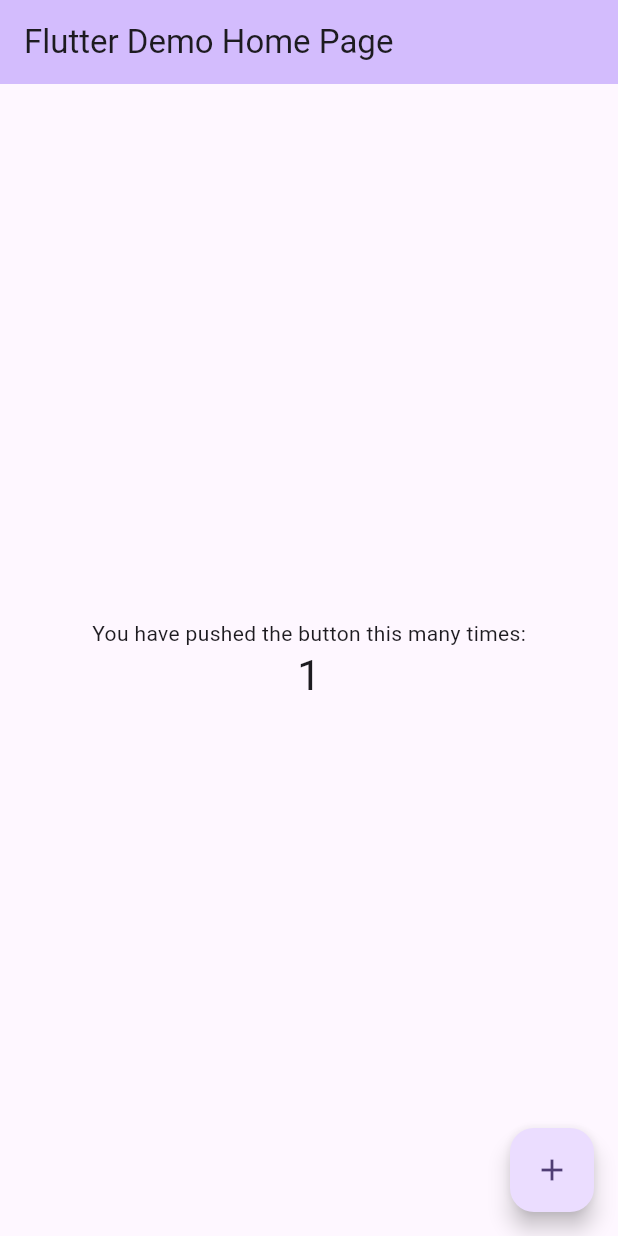
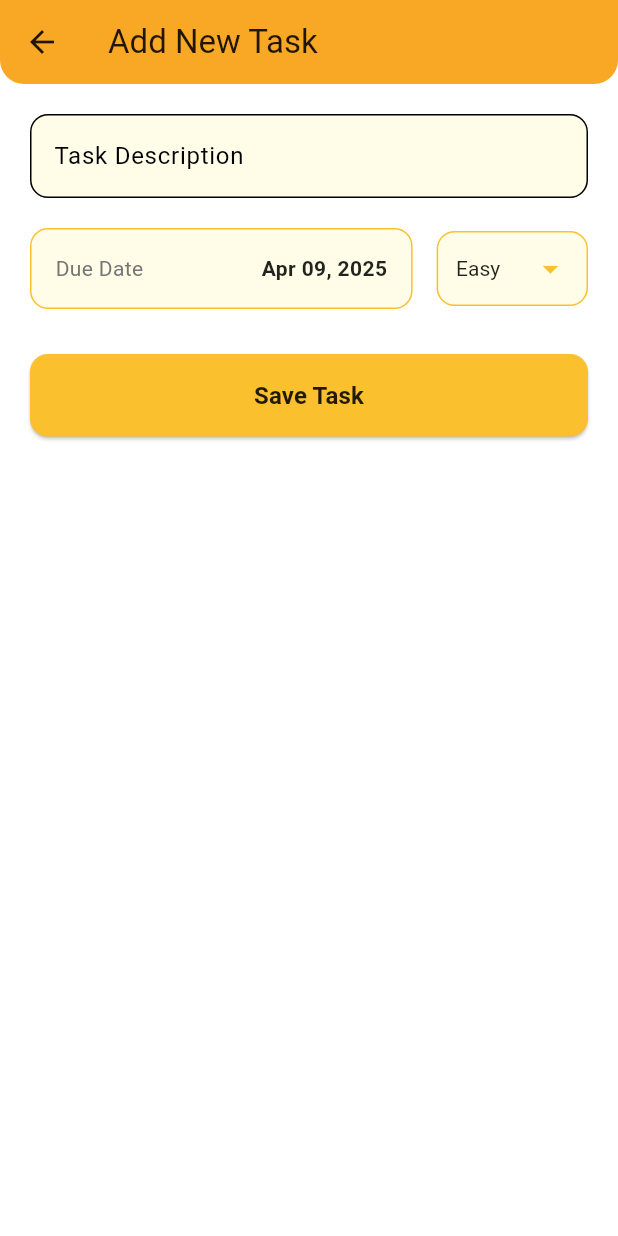
Before and after one commit to Unchained0822/LearnEase, a Flutter app: the screen it shows after launch, after a tap on the "add" icon, on a phone screen of 412 x 824 dp. Run offline on Flutter 3.47's test engine with Material 3 defaults, Android fonts, the phone set to English and light mode, and no system bars; our stand-ins replace flutter_dotenv; network calls fail.

Commit message:
Initial App Prototype

```diff
--- a/lib/main.dart
+++ b/lib/main.dart
@@ -1,4 +1,6 @@
 import 'package:flutter/material.dart';
+import 'task_form.dart';
+import 'task_display.dart';
 
 void main() {
   runApp(const MyApp());
@@ -7,45 +9,42 @@ void main() {
 class MyApp extends StatelessWidget {
   const MyApp({super.key});
 
-  // This widget is the root of your application.
   @override
   Widget build(BuildContext context) {
     return MaterialApp(
-      title: 'Flutter Demo',
+      title: 'Task Manager',
       theme: ThemeData(
-        // This is the theme of your application.
-        //
-        // TRY THIS: Try running your application with "flutter run". You'll see
-        // the application has a purple toolbar. Then, without quitting the app,
-        // try changing the seedColor in the colorScheme below to Colors.green
-        // and then invoke "hot reload" (save your changes or press the "hot
-        // reload" button in a Flutter-supported IDE, or press "r" if you used
-        // the command line to start the app).
-        //
-        // Notice that the counter didn't reset back to zero; the application
-        // state is not lost during the reload. To reset the state, use hot
-        // restart instead.
-        //
-        // This works for code too, not just values: Most code changes can be
-        // tested with just a hot reload.
-        colorScheme: ColorScheme.fromSeed(seedColor: Colors.deepPurple),
+        colorScheme: ColorScheme.light(
+          primary: Colors.yellow[800]!,
+          secondary: Colors.yellow[800]!,
+          surface: Colors.white,
+        ),
+        appBarTheme: AppBarTheme(
+          backgroundColor: Colors.yellow[800],
+          foregroundColor: Colors.black87,
+          elevation: 0,
+          shape: const RoundedRectangleBorder(
+            borderRadius: BorderRadius.vertical(
+              bottom: Radius.circular(16),
+            ),
+          ),
+        ),
+        inputDecorationTheme: InputDecorationTheme(
+          border: OutlineInputBorder(
+            borderRadius: BorderRadius.circular(12),
+          ),
+          filled: true,
+          fillColor: Colors.yellow[50],
+        ),
+        useMaterial3: true,
       ),
-      home: const MyHomePage(title: 'Flutter Demo Home Page'),
+      home: const MyHomePage(title: 'Task Manager'),
     );
   }
 }
 
 class MyHomePage extends StatefulWidget {
   const MyHomePage({super.key, required this.title});
-
-  // This widget is the home page of your application. It is stateful, meaning
-  // that it has a State object (defined below) that contains fields that affect
-  // how it looks.
-
-  // This class is the configuration for the state. It holds the values (in this
-  // case the title) provided by the parent (in this case the App widget) and
-  // used by the build method of the State. Fields in a Widget subclass are
-  // always marked "final".
 
   final String title;
 
@@ -54,69 +53,89 @@ class MyHomePage extends StatefulWidget {
 }
 
 class _MyHomePageState extends State<MyHomePage> {
-  int _counter = 0;
+  List<Map<String, dynamic>> _tasks = [];
 
-  void _incrementCounter() {
+  void _addNewTask(String task, DateTime date, String difficulty) {
     setState(() {
-      // This call to setState tells the Flutter framework that something has
-      // changed in this State, which causes it to rerun the build method below
-      // so that the display can reflect the updated values. If we changed
-      // _counter without calling setState(), then the build method would not be
-      // called again, and so nothing would appear to happen.
-      _counter++;
+      _tasks.add({
+        'id': DateTime.now().toString(), // Unique identifier
+        'task': task,
+        'date': date,
+        'difficulty': difficulty,
+      });
     });
+  }
+
+  void _reorderTasks(int oldIndex, int newIndex) {
+    setState(() {
+      if (oldIndex < newIndex) {
+        newIndex -= 1;
+      }
+      final task = _tasks.removeAt(oldIndex);
+      _tasks.insert(newIndex, task);
+    });
+  }
+
+  Future<void> _navigateToAddTask() async {
+    await Navigator.push(
+      context,
+      MaterialPageRoute(
+        builder: (context) => Scaffold(
+          appBar: AppBar(title: const Text('Add New Task')),
+          body: TaskForm(onAddTask: _addNewTask),
+        ),
+      ),
+    );
   }
 
   @override
   Widget build(BuildContext context) {
-    // This method is rerun every time setState is called, for instance as done
-    // by the _incrementCounter method above.
-    //
-    // The Flutter framework has been optimized to make rerunning build methods
-    // fast, so that you can just rebuild anything that needs updating rather
-    // than having to individually change instances of widgets.
     return Scaffold(
       appBar: AppBar(
-        // TRY THIS: Try changing the color here to a specific color (to
-        // Colors.amber, perhaps?) and trigger a hot reload to see the AppBar
-        // change color while the other colors stay the same.
-        backgroundColor: Theme.of(context).colorScheme.inversePrimary,
-        // Here we take the value from the MyHomePage object that was created by
-        // the App.build method, and use it to set our appbar title.
         title: Text(widget.title),
+        actions: [
+          IconButton(
+            icon: const Icon(Icons.add),
+            onPressed: _navigateToAddTask,
+          ),
+        ],
       ),
-      body: Center(
-        // Center is a layout widget. It takes a single child and positions it
-        // in the middle of the parent.
-        child: Column(
-          // Column is also a layout widget. It takes a list of children and
-          // arranges them vertically. By default, it sizes itself to fit its
-          // children horizontally, and tries to be as tall as its parent.
-          //
-          // Column has various properties to control how it sizes itself and
-          // how it positions its children. Here we use mainAxisAlignment to
-          // center the children vertically; the main axis here is the vertical
-          // axis because Columns are vertical (the cross axis would be
-          // horizontal).
-          //
-          // TRY THIS: Invoke "debug painting" (choose the "Toggle Debug Paint"
-          // action in the IDE, or press "p" in the console), to see the
-          // wireframe for each widget.
-          mainAxisAlignment: MainAxisAlignment.center,
-          children: <Widget>[
-            const Text('You have pushed the button this many times:'),
-            Text(
-              '$_counter',
-              style: Theme.of(context).textTheme.headlineMedium,
-            ),
-          ],
-        ),
+      body: Container(
+        color: Colors.white,
+        child: _tasks.isEmpty
+            ? Center(
+          child: Column(
+            mainAxisAlignment: MainAxisAlignment.center,
+            children: [
+              Icon(
+                Icons.task_alt,
+                size: 64,
+                color: Colors.yellow[800],
+              ),
+              const SizedBox(height: 16),
+              const Text(
+                'No tasks yet',
+                style: TextStyle(fontSize: 18),
+              ),
+              const SizedBox(height: 8),
+              ElevatedButton(
+                onPressed: _navigateToAddTask,
+                style: ElevatedButton.styleFrom(
+                  backgroundColor: Colors.yellow[800],
+                  foregroundColor: Colors.black87,
+                ),
+                child: const Text('Add First Task'),
+              ),
+            ],
+          ),
+        )
+            : TaskDisplay(tasks: _tasks, onReorder: _reorderTasks),
       ),
       floatingActionButton: FloatingActionButton(
-        onPressed: _incrementCounter,
-        tooltip: 'Increment',
-        child: const Icon(Icons.add),
-      ), // This trailing comma makes auto-formatting nicer for build methods.
+        backgroundColor: Colors.yellow[800],
+        onPressed: _navigateToAddTask,
+        child: const Icon(Icons.add, color: Colors.black87),
+      ),
     );
   }
 }
--- /dev/null
+++ b/lib/task_form.dart
@@ -0,0 +1,159 @@
+import 'package:flutter/material.dart';
+import 'package:intl/intl.dart';
+
+class TaskForm extends StatefulWidget {
+  final Function(String, DateTime, String) onAddTask;
+  final Map<String, dynamic>? initialTask;
+
+  const TaskForm({Key? key, required this.onAddTask, this.initialTask}) : super(key: key);
+
+  @override
+  _TaskFormState createState() => _TaskFormState();
+}
+
+class _TaskFormState extends State<TaskForm> {
+  final _formKey = GlobalKey<FormState>();
+  late TextEditingController _taskController;
+  late DateTime _selectedDate;
+  late String _selectedDifficulty;
+
+  @override
+  void initState() {
+    super.initState();
+    _taskController = TextEditingController(text: widget.initialTask?['task'] ?? '');
+    _selectedDate = widget.initialTask?['date'] ?? DateTime.now();
+    _selectedDifficulty = widget.initialTask?['difficulty'] ?? 'Easy';
+  }
+
+  Future<void> _selectDate(BuildContext context) async {
+    final DateTime? picked = await showDatePicker(
+      context: context,
+      initialDate: _selectedDate,
+      firstDate: DateTime.now(),
+      lastDate: DateTime(2100),
+    );
+    if (picked != null && picked != _selectedDate) {
+      setState(() {
+        _selectedDate = picked;
+      });
+    }
+  }
+
+  @override
+  Widget build(BuildContext context) {
+    return Form(
+      key: _formKey,
+      child: Padding(
+        padding: const EdgeInsets.all(20),
+        child: Column(
+          crossAxisAlignment: CrossAxisAlignment.stretch,
+          children: [
+            TextFormField(
+              controller: _taskController,
+              decoration: InputDecoration(
+                labelText: 'Task Description',
+                border: OutlineInputBorder(
+                  borderRadius: BorderRadius.circular(12),
+                ),
+                filled: true,
+                fillColor: Colors.yellow[50],
+              ),
+              validator: (value) {
+                if (value == null || value.isEmpty) {
+                  return 'Please enter a task';
+                }
+                return null;
+              },
+            ),
+            const SizedBox(height: 20),
+            Row(
+              children: [
+                Expanded(
+                  child: InkWell(
+                    onTap: () => _selectDate(context),
+                    child: Container(
+                      padding: const EdgeInsets.all(16),
+                      decoration: BoxDecoration(
+                        color: Colors.yellow[50],
+                        borderRadius: BorderRadius.circular(12),
+                        border: Border.all(color: Colors.yellow[700]!),
+                      ),
+                      child: Row(
+                        mainAxisAlignment: MainAxisAlignment.spaceBetween,
+                        children: [
+                          Text(
+                            'Due Date',
+                            style: TextStyle(color: Colors.grey[600]),
+                          ),
+                          Text(
+                            DateFormat('MMM dd, yyyy').format(_selectedDate),
+                            style: const TextStyle(
+                              fontWeight: FontWeight.bold,
+                              color: Colors.black87,
+                            ),
+                          ),
+                        ],
+                      ),
+                    ),
+                  ),
+                ),
+                const SizedBox(width: 16),
+                Container(
+                  padding: const EdgeInsets.symmetric(horizontal: 12),
+                  decoration: BoxDecoration(
+                    color: Colors.yellow[50],
+                    borderRadius: BorderRadius.circular(12),
+                    border: Border.all(color: Colors.yellow[700]!),
+                  ),
+                  child: DropdownButton<String>(
+                    value: _selectedDifficulty,
+                    underline: Container(),
+                    icon: Icon(Icons.arrow_drop_down, color: Colors.yellow[700]),
+                    style: const TextStyle(color: Colors.black87),
+                    onChanged: (String? newValue) {
+                      setState(() {
+                        _selectedDifficulty = newValue!;
+                      });
+                    },
+                    items: <String>['Easy', 'Medium', 'Hard']
+                        .map<DropdownMenuItem<String>>((String value) {
+                      return DropdownMenuItem<String>(
+                        value: value,
+                        child: Text(value),
+                      );
+                    }).toList(),
+                  ),
+                ),
+              ],
+            ),
+            const SizedBox(height: 30),
+            ElevatedButton(
+              style: ElevatedButton.styleFrom(
+                backgroundColor: Colors.yellow[700],
+                foregroundColor: Colors.black87,
+                shape: RoundedRectangleBorder(
+                  borderRadius: BorderRadius.circular(12),
+                ),
+                padding: const EdgeInsets.symmetric(vertical: 16),
+              ),
+              onPressed: () {
+                if (_formKey.currentState!.validate()) {
+                  widget.onAddTask(
+                    _taskController.text,
+                    _selectedDate,
+                    _selectedDifficulty,
+                  );
+                  Navigator.pop(context);
+                }
+              },
+              child: const Text(
+                'Save Task',
+                style: TextStyle(fontSize: 16, fontWeight: FontWeight.w600),
+              ),
+            ),
+          ],
+        ),
+      ),
+    );
+  }
+}
```
Also changed, not shown: lib/log_service.dart (added, +11 -0 lines), lib/task_display.dart (added, +87 -0 lines), lib/task_sorting.dart (added, +53 -0 lines), pubspec.yaml (+8 -3 lines), 3 other files.
